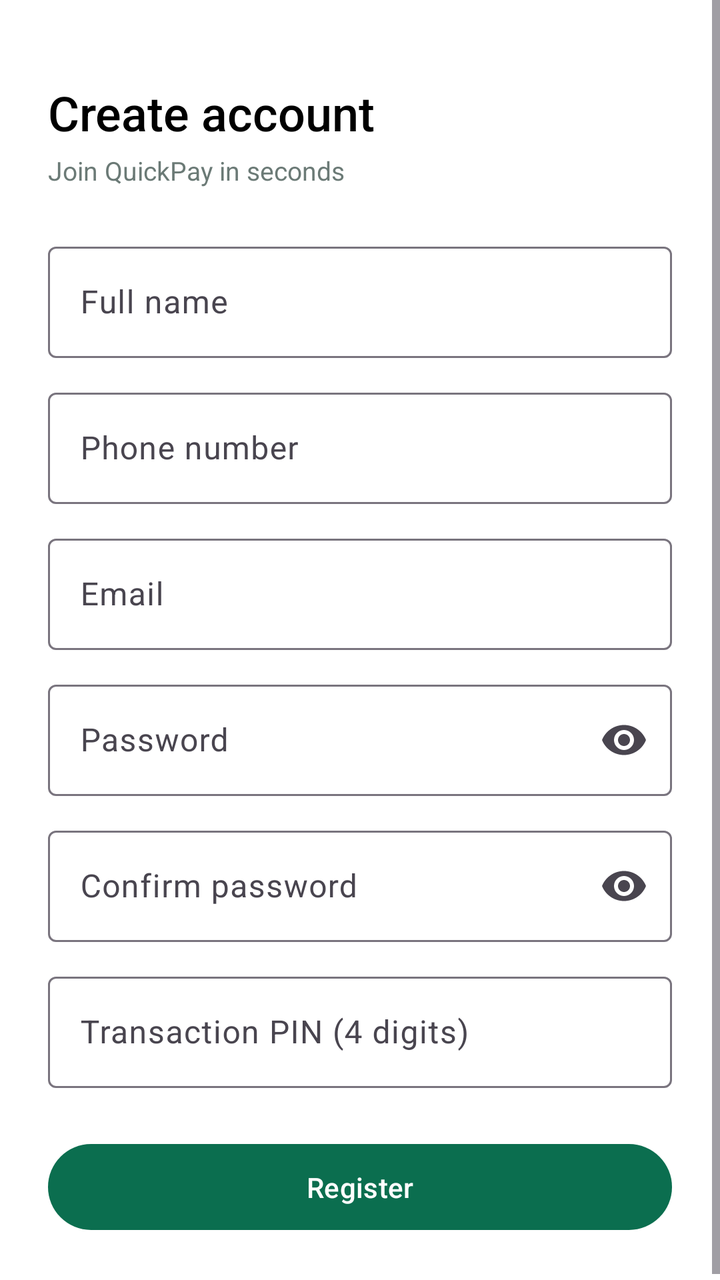
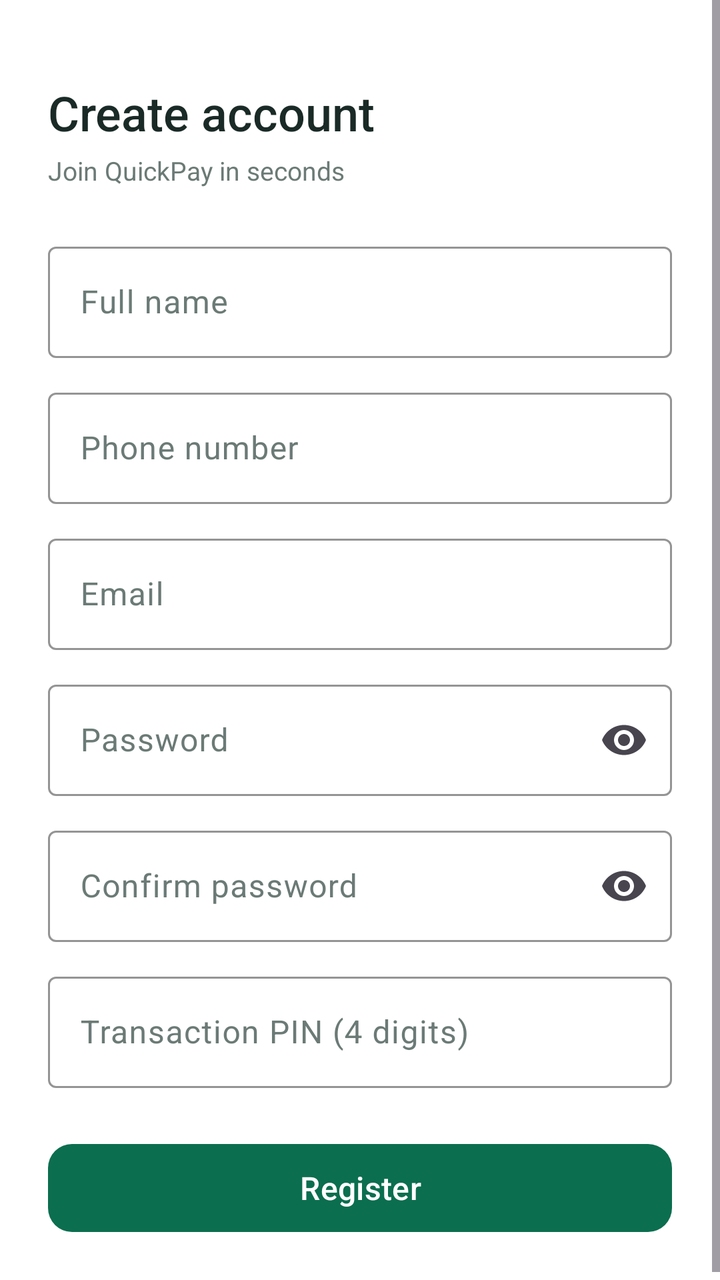

Compare the two renders of this Android layout. The source of the first and the diff that turns it into the second are given below.
<!-- AndroidManifest.xml: application theme Theme.QuickPay -->
<!-- res/layout/fragment_register.xml -->
<?xml version="1.0" encoding="utf-8"?>
<ScrollView xmlns:android="http://schemas.android.com/apk/res/android"
    xmlns:app="http://schemas.android.com/apk/res-auto"
    android:layout_width="match_parent"
    android:layout_height="match_parent"
    android:background="@color/white"
    android:fillViewport="true">

    <LinearLayout
        android:layout_width="match_parent"
        android:layout_height="wrap_content"
        android:orientation="vertical"
        android:padding="24dp">

        <TextView
            android:layout_width="wrap_content"
            android:layout_height="wrap_content"
            android:layout_marginTop="16dp"
            android:fontFamily="sans-serif-medium"
            android:text="@string/register_title"
            android:textColor="@color/black"
            android:textSize="24sp" />

        <TextView
            android:layout_width="wrap_content"
            android:layout_height="wrap_content"
            android:layout_marginTop="4dp"
            android:text="@string/register_subtitle"
            android:textColor="@color/text_secondary"
            android:textSize="13sp" />

        <com.google.android.material.textfield.TextInputLayout
            android:id="@+id/nameInputLayout"
            style="@style/Widget.Material3.TextInputLayout.OutlinedBox"
            android:layout_width="match_parent"
            android:layout_height="wrap_content"
            android:layout_marginTop="24dp"
            android:hint="@string/register_name_label">

            <com.google.android.material.textfield.TextInputEditText
                android:id="@+id/nameInput"
                android:layout_width="match_parent"
                android:layout_height="wrap_content"
                android:inputType="textCapWords"
                android:maxLines="1" />
        </com.google.android.material.textfield.TextInputLayout>

        <com.google.android.material.textfield.TextInputLayout
            android:id="@+id/phoneInputLayout"
            style="@style/Widget.Material3.TextInputLayout.OutlinedBox"
            android:layout_width="match_parent"
            android:layout_height="wrap_content"
            android:layout_marginTop="12dp"
            android:hint="@string/login_phone_label">

            <com.google.android.material.textfield.TextInputEditText
                android:id="@+id/phoneInput"
                android:layout_width="match_parent"
                android:layout_height="wrap_content"
                android:inputType="phone"
                android:maxLines="1" />
        </com.google.android.material.textfield.TextInputLayout>

        <com.google.android.material.textfield.TextInputLayout
            android:id="@+id/emailInputLayout"
            style="@style/Widget.Material3.TextInputLayout.OutlinedBox"
            android:layout_width="match_parent"
            android:layout_height="wrap_content"
            android:layout_marginTop="12dp"
            android:hint="@string/register_email_label">

            <com.google.android.material.textfield.TextInputEditText
                android:id="@+id/emailInput"
                android:layout_width="match_parent"
                android:layout_height="wrap_content"
                android:inputType="textEmailAddress"
                android:maxLines="1" />
        </com.google.android.material.textfield.TextInputLayout>

        <com.google.android.material.textfield.TextInputLayout
            android:id="@+id/passwordInputLayout"
            style="@style/Widget.Material3.TextInputLayout.OutlinedBox"
            android:layout_width="match_parent"
            android:layout_height="wrap_content"
            android:layout_marginTop="12dp"
            android:hint="@string/login_password_label"
            app:endIconMode="password_toggle">

            <com.google.android.material.textfield.TextInputEditText
                android:id="@+id/passwordInput"
                android:layout_width="match_parent"
                android:layout_height="wrap_content"
                android:inputType="textPassword"
                android:maxLines="1" />
        </com.google.android.material.textfield.TextInputLayout>

        <com.google.android.material.textfield.TextInputLayout
            android:id="@+id/confirmPasswordInputLayout"
            style="@style/Widget.Material3.TextInputLayout.OutlinedBox"
            android:layout_width="match_parent"
            android:layout_height="wrap_content"
            android:layout_marginTop="12dp"
            android:hint="@string/register_confirm_password_label"
            app:endIconMode="password_toggle">

            <com.google.android.material.textfield.TextInputEditText
                android:id="@+id/confirmPasswordInput"
                android:layout_width="match_parent"
                android:layout_height="wrap_content"
                android:inputType="textPassword"
                android:maxLines="1" />
        </com.google.android.material.textfield.TextInputLayout>

        <com.google.android.material.textfield.TextInputLayout
            android:id="@+id/pinInputLayout"
            style="@style/Widget.Material3.TextInputLayout.OutlinedBox"
            android:layout_width="match_parent"
            android:layout_height="wrap_content"
            android:layout_marginTop="12dp"
            android:hint="@string/register_pin_label">

            <com.google.android.material.textfield.TextInputEditText
                android:id="@+id/pinInput"
                android:layout_width="match_parent"
                android:layout_height="wrap_content"
                android:inputType="numberPassword"
                android:maxLength="4"
                android:maxLines="1" />
        </com.google.android.material.textfield.TextInputLayout>

        <com.google.android.material.button.MaterialButton
            android:id="@+id/registerButton"
            android:layout_width="match_parent"
            android:layout_height="wrap_content"
            android:layout_marginTop="24dp"
            android:text="@string/register_button"
            android:textAllCaps="false"
            android:minHeight="48dp"
            android:paddingHorizontal="20dp"
            android:paddingVertical="12dp" />

        <com.google.android.material.progressbar.CircularProgressIndicator
            android:id="@+id/registerProgress"
            android:layout_width="wrap_content"
            android:layout_height="wrap_content"
            android:layout_gravity="center_horizontal"
            android:layout_marginTop="16dp"
            android:indeterminate="true"
            android:visibility="gone" />

    </LinearLayout>
</ScrollView>
<!-- resources referenced by this layout -->
<resources>
  <color name="black">#FF000000</color>
  <color name="text_secondary">#6B7A76</color>
  <color name="white">#FFFFFFFF</color>
  <string name="login_password_label">Password</string>
  <string name="login_phone_label">Phone number</string>
  <string name="register_button">Register</string>
  <string name="register_confirm_password_label">Confirm password</string>
  <string name="register_email_label">Email</string>
  <string name="register_name_label">Full name</string>
  <string name="register_pin_label">Transaction PIN (4 digits)</string>
  <string name="register_subtitle">Join QuickPay in seconds</string>
  <string name="register_title">Create account</string>
  <style name="Theme.QuickPay" parent="Base.Theme.QuickPay" />
  <style name="Base.Theme.QuickPay" parent="Theme.Material3.DayNight.NoActionBar">
          <item name="colorPrimary">@color/primary</item>
          <item name="colorOnPrimary">@color/white</item>
          <item name="colorPrimaryContainer">@color/primary_light</item>
          <item name="colorOnPrimaryContainer">@color/primary_dark</item>
          <item name="colorSecondary">@color/accent</item>
          <item name="android:colorBackground">@color/bg</item>
          <item name="colorSurface">@color/bg</item>
          <item name="colorOnSurface">@color/text_primary</item>
      </style>
  <color name="primary">#0B6E4F</color>
  <color name="primary_light">#E6F4EF</color>
  <color name="primary_dark">#084C37</color>
  <color name="accent">#F2B632</color>
  <color name="bg">#F6F8F7</color>
  <color name="text_primary">#1A2A26</color>
</resources>

<!-- the commit's change to res/layout/fragment_register.xml (unified diff, before → after) -->
@@ -18,7 +18,7 @@
             android:layout_marginTop="16dp"
             android:fontFamily="sans-serif-medium"
             android:text="@string/register_title"
-            android:textColor="@color/black"
+            android:textColor="@color/text_primary"
             android:textSize="24sp" />
 
         <TextView
@@ -31,7 +31,7 @@
 
         <com.google.android.material.textfield.TextInputLayout
             android:id="@+id/nameInputLayout"
-            style="@style/Widget.Material3.TextInputLayout.OutlinedBox"
+            style="@style/QuickPay.TextInput"
             android:layout_width="match_parent"
             android:layout_height="wrap_content"
             android:layout_marginTop="24dp"
@@ -47,7 +47,7 @@
 
         <com.google.android.material.textfield.TextInputLayout
             android:id="@+id/phoneInputLayout"
-            style="@style/Widget.Material3.TextInputLayout.OutlinedBox"
+            style="@style/QuickPay.TextInput"
             android:layout_width="match_parent"
             android:layout_height="wrap_content"
             android:layout_marginTop="12dp"
@@ -63,7 +63,7 @@
 
         <com.google.android.material.textfield.TextInputLayout
             android:id="@+id/emailInputLayout"
-            style="@style/Widget.Material3.TextInputLayout.OutlinedBox"
+            style="@style/QuickPay.TextInput"
             android:layout_width="match_parent"
             android:layout_height="wrap_content"
             android:layout_marginTop="12dp"
@@ -79,7 +79,7 @@
 
         <com.google.android.material.textfield.TextInputLayout
             android:id="@+id/passwordInputLayout"
-            style="@style/Widget.Material3.TextInputLayout.OutlinedBox"
+            style="@style/QuickPay.TextInput"
             android:layout_width="match_parent"
             android:layout_height="wrap_content"
             android:layout_marginTop="12dp"
@@ -96,7 +96,7 @@
 
         <com.google.android.material.textfield.TextInputLayout
             android:id="@+id/confirmPasswordInputLayout"
-            style="@style/Widget.Material3.TextInputLayout.OutlinedBox"
+            style="@style/QuickPay.TextInput"
             android:layout_width="match_parent"
             android:layout_height="wrap_content"
             android:layout_marginTop="12dp"
@@ -113,7 +113,7 @@
 
         <com.google.android.material.textfield.TextInputLayout
             android:id="@+id/pinInputLayout"
-            style="@style/Widget.Material3.TextInputLayout.OutlinedBox"
+            style="@style/QuickPay.TextInput"
             android:layout_width="match_parent"
             android:layout_height="wrap_content"
             android:layout_marginTop="12dp"
@@ -130,23 +130,21 @@
 
         <com.google.android.material.button.MaterialButton
             android:id="@+id/registerButton"
+            style="@style/QuickPay.Button.Primary"
             android:layout_width="match_parent"
             android:layout_height="wrap_content"
             android:layout_marginTop="24dp"
-            android:text="@string/register_button"
-            android:textAllCaps="false"
-            android:minHeight="48dp"
-            android:paddingHorizontal="20dp"
-            android:paddingVertical="12dp" />
+            android:text="@string/register_button" />
 
-        <com.google.android.material.progressbar.CircularProgressIndicator
+        <com.google.android.material.progressindicator.CircularProgressIndicator
             android:id="@+id/registerProgress"
             android:layout_width="wrap_content"
             android:layout_height="wrap_content"
             android:layout_gravity="center_horizontal"
             android:layout_marginTop="16dp"
             android:indeterminate="true"
-            android:visibility="gone" />
+            android:visibility="gone"
+            app:indicatorColor="@color/primary" />
 
     </LinearLayout>
 </ScrollView>
<!-- resource entries referenced after the edit -->
@@ -1,6 +1,5 @@
 <!-- resources referenced by this layout -->
 <resources>
-  <color name="black">#FF000000</color>
   <color name="text_secondary">#6B7A76</color>
   <color name="white">#FFFFFFFF</color>
   <string name="login_password_label">Password</string>
@@ -12,7 +11,30 @@
   <string name="register_pin_label">Transaction PIN (4 digits)</string>
   <string name="register_subtitle">Join QuickPay in seconds</string>
   <string name="register_title">Create account</string>
+  <style name="QuickPay.Button.Primary" parent="Widget.Material3.Button">
+          <item name="android:textColor">@color/white</item>
+          <item name="backgroundTint">@color/primary</item>
+          <item name="cornerRadius">@dimen/corner_medium</item>
+          <item name="android:minHeight">@dimen/button_height</item>
+          <item name="android:paddingStart">@dimen/spacing_xxl</item>
+          <item name="android:paddingEnd">@dimen/spacing_xxl</item>
+          <item name="android:fontFamily">sans-serif-medium</item>
+          <item name="android:textSize">16sp</item>
+          <item name="android:textAllCaps">false</item>
+      </style>
+  <style name="QuickPay.TextInput" parent="Widget.Material3.TextInputLayout.OutlinedBox">
+          <item name="boxStrokeColor">@color/primary</item>
+          <item name="boxStrokeErrorColor">@color/danger</item>
+          <item name="hintTextColor">@color/text_secondary</item>
+          <item name="cornerRadius">@dimen/corner_small</item>
+          <item name="android:textColorHint">@color/text_secondary</item>
+      </style>
   <style name="Theme.QuickPay" parent="Base.Theme.QuickPay" />
+  <dimen name="corner_medium">12dp</dimen>
+  <dimen name="button_height">52dp</dimen>
+  <dimen name="spacing_xxl">24dp</dimen>
+  <color name="danger">#C62828</color>
+  <dimen name="corner_small">8dp</dimen>
   <style name="Base.Theme.QuickPay" parent="Theme.Material3.DayNight.NoActionBar">
           <item name="colorPrimary">@color/primary</item>
           <item name="colorOnPrimary">@color/white</item>
